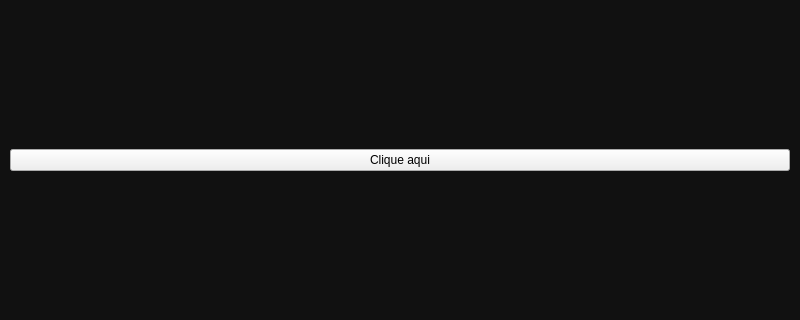
First picture: the form in frontend/programa.ui, repository BrunoCardosoFS/Teste-Actions-Qt, before the edit; both pictures show x 0 to 800 and y 172 to 492 of the 800 by 600 pixel window.
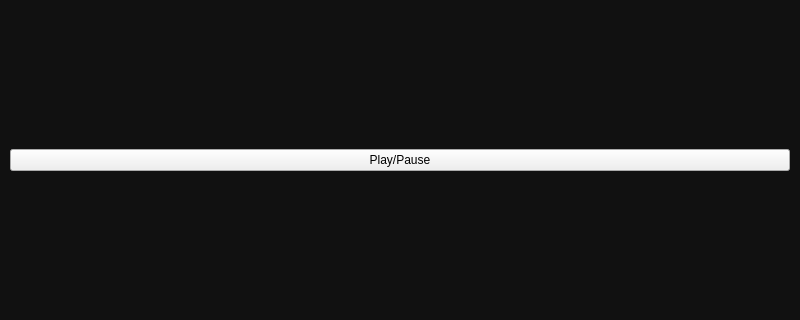
Second picture: the form after the edit. Icons and pictures are not drawn.

Diff of the .ui file:
```diff
--- a/frontend/programa.ui
+++ b/frontend/programa.ui
@@ -80,7 +80,7 @@
     <item>
      <widget class="QPushButton" name="pushButton">
       <property name="text">
-       <string>Clique aqui</string>
+       <string>Play/Pause</string>
       </property>
      </widget>
     </item>
```
